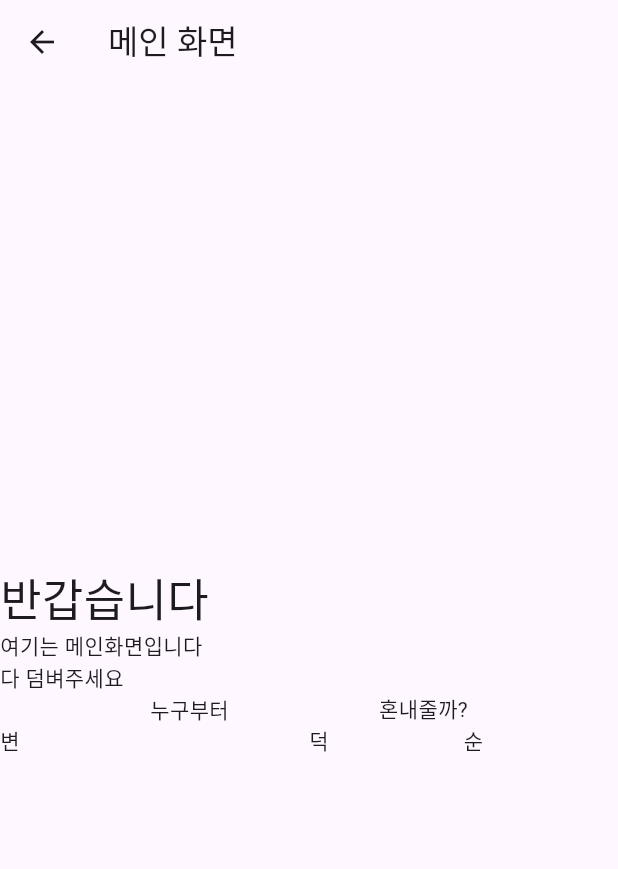
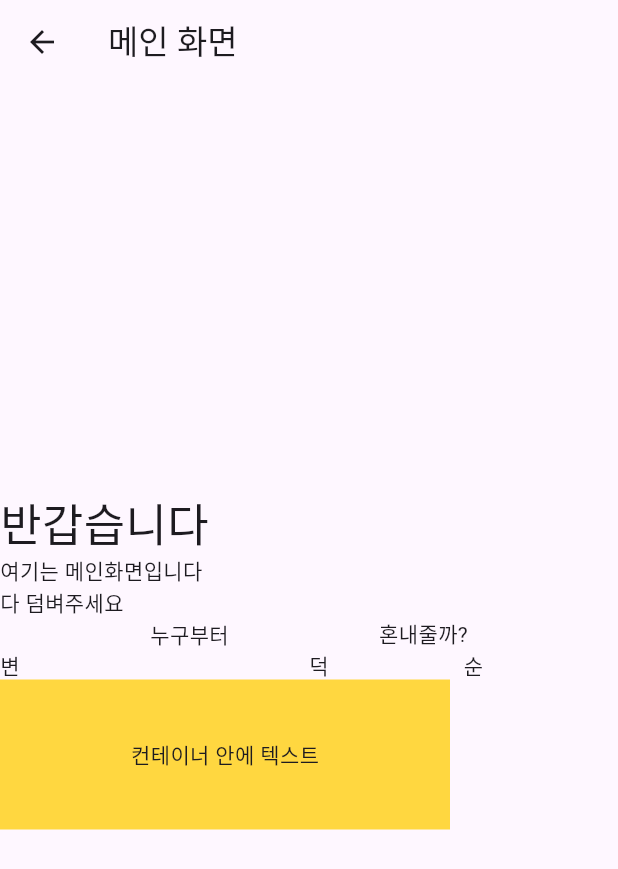
Before and after one commit to Daco2020/flutter-practice2, a Flutter app: the screen it shows after launch, on a phone screen of 412 x 824 dp. Shown: the top 869 px of the screen. Run offline on Flutter 3.47's test engine with Material 3 defaults, Android fonts, the phone set to English and light mode, and no system bars.

Commit message:
feat: Container 위젯 구현

```diff
--- a/lib/screen/main_screen.dart
+++ b/lib/screen/main_screen.dart
@@ -12,7 +12,7 @@ class _MainScreenState extends State<MainScreen> {
   Widget build(BuildContext context) {
     return Scaffold(
       appBar: AppBar(title: const Text('메인 화면')),
-      body: const Center(
+      body: Center(
         // Center 위젯을 사용하여 화면 중앙에 텍스트를 배치
         child: Column(
           // Column 위젯을 사용하여 세로로 위젯을 배치
@@ -38,7 +38,16 @@ class _MainScreenState extends State<MainScreen> {
                 // Expanded 위젯을 사용하여 가로 공간을 꽉 채우기
                 // flex 속성을 사용하여 공간 비율을 지정
               ],
-            )
+            ),
+            Container(
+              // Container 위젯을 사용하여 내부 공간을 구성
+              // 위젯은 사이즈를 지정할 수 없기 때문에 Container 위젯을 사용하여 사이즈를 지정
+              width: 300,
+              height: 100,
+              alignment: Alignment.center,
+              child: Text('컨테이너 안에 텍스트'),
+              color: Colors.amberAccent,
+            ),
           ],
         ),
       ),
```
